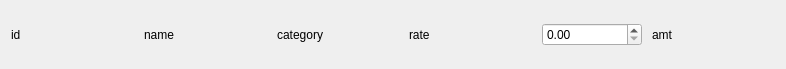
First picture: the form in menu/order/customWidget/displaywidget.ui, repository Anmol-A-jain/Dyner, before the edit.
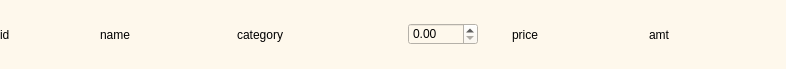
Second picture: the form after the edit.

Diff of the .ui file:
```diff
--- a/menu/order/customWidget/displaywidget.ui
+++ b/menu/order/customWidget/displaywidget.ui
@@ -13,14 +13,41 @@
   <property name="windowTitle">
    <string>Form</string>
   </property>
+  <property name="styleSheet">
+   <string notr="true">background-color: #fef8ec;</string>
+  </property>
   <layout class="QVBoxLayout" name="verticalLayout">
+   <property name="spacing">
+    <number>10</number>
+   </property>
+   <property name="leftMargin">
+    <number>0</number>
+   </property>
+   <property name="topMargin">
+    <number>0</number>
+   </property>
+   <property name="rightMargin">
+    <number>0</number>
+   </property>
+   <property name="bottomMargin">
+    <number>0</number>
+   </property>
    <item>
     <layout class="QHBoxLayout" name="horizontalLayout">
      <property name="spacing">
-      <number>10</number>
+      <number>0</number>
      </property>
      <item>
       <widget class="QLabel" name="lblId">
+       <property name="maximumSize">
+        <size>
+         <width>100</width>
+         <height>16777215</height>
+        </size>
+       </property>
+       <property name="frameShape">
+        <enum>QFrame::NoFrame</enum>
+       </property>
        <property name="text">
         <string>id</string>
        </property>
@@ -28,6 +55,9 @@
      </item>
      <item>
       <widget class="QLabel" name="lblName">
+       <property name="frameShape">
+        <enum>QFrame::NoFrame</enum>
+       </property>
        <property name="text">
         <string>name</string>
        </property>
@@ -35,30 +65,87 @@
      </item>
      <item>
       <widget class="QLabel" name="lblCategory">
+       <property name="maximumSize">
+        <size>
+         <width>250</width>
+         <height>16777215</height>
+        </size>
+       </property>
+       <property name="frameShape">
+        <enum>QFrame::NoFrame</enum>
+       </property>
        <property name="text">
         <string>category</string>
        </property>
       </widget>
      </item>
      <item>
-      <widget class="QLabel" name="lblRate">
-       <property name="text">
-        <string>rate</string>
+      <widget class="QWidget" name="horizontalWidget" native="true">
+       <property name="maximumSize">
+        <size>
+         <width>150</width>
+         <height>16777215</height>
+        </size>
        </property>
+       <layout class="QHBoxLayout" name="horizontalLayout_2">
+        <property name="spacing">
+         <number>0</number>
+        </property>
+        <property name="leftMargin">
+         <number>0</number>
+        </property>
+        <property name="topMargin">
+         <number>0</number>
+        </property>
+        <property name="rightMargin">
+         <number>0</number>
+        </property>
+        <property name="bottomMargin">
+         <number>0</number>
+        </property>
+        <item>
+         <widget class="QDoubleSpinBox" name="doubleSpinBox">
+          <property name="maximumSize">
+           <size>
+            <width>70</width>
+            <height>16777215</height>
+           </size>
+          </property>
+          <property name="maximum">
+           <double>999999.000000000000000</double>
+          </property>
+         </widget>
+        </item>
+       </layout>
       </widget>
      </item>
      <item>
-      <widget class="QDoubleSpinBox" name="doubleSpinBox">
+      <widget class="QLabel" name="lblPrice">
        <property name="maximumSize">
         <size>
-         <width>100</width>
+         <width>200</width>
          <height>16777215</height>
         </size>
        </property>
+       <property name="frameShape">
+        <enum>QFrame::NoFrame</enum>
+       </property>
+       <property name="text">
+        <string>price</string>
+       </property>
       </widget>
      </item>
      <item>
       <widget class="QLabel" name="lblamt">
+       <property name="maximumSize">
+        <size>
+         <width>250</width>
+         <height>16777215</height>
+        </size>
+       </property>
+       <property name="frameShape">
+        <enum>QFrame::NoFrame</enum>
+       </property>
        <property name="text">
         <string>amt</string>
        </property>
```
